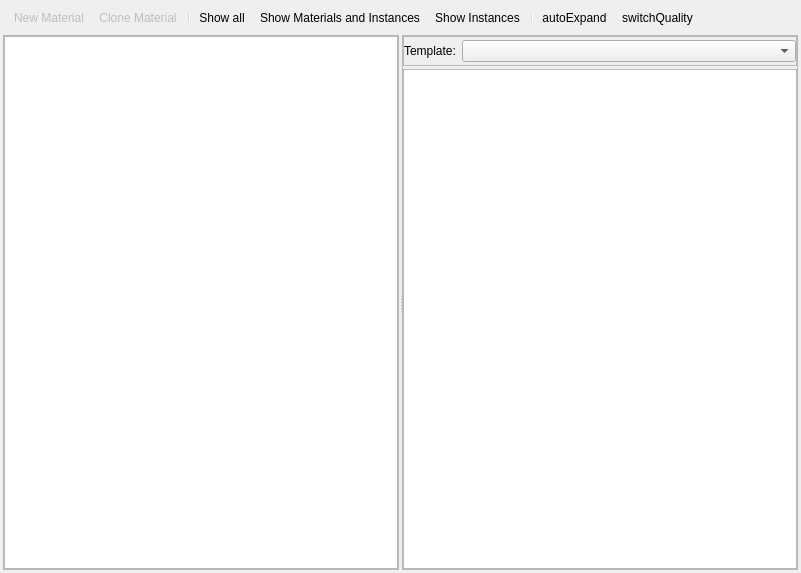
xaoctech/dava.engine, file Tools/ResourceEditor/DataQt/materialeditor.ui: the form before one commit.
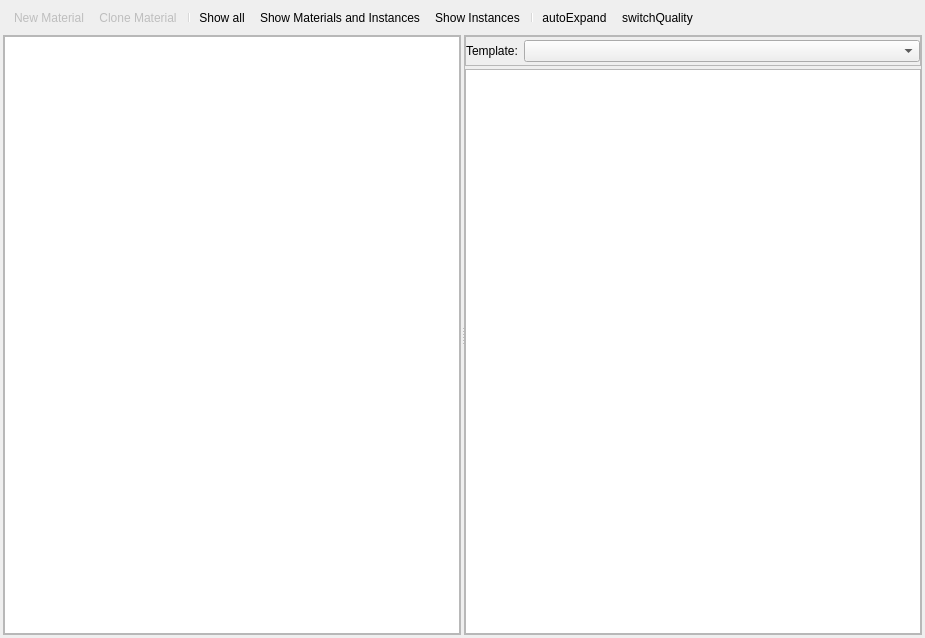
The form after the commit. Icons and pictures are not drawn. Custom widgets are drawn as their Qt base class.

```diff
--- a/Tools/ResourceEditor/DataQt/materialeditor.ui
+++ b/Tools/ResourceEditor/DataQt/materialeditor.ui
@@ -6,8 +6,8 @@
    <rect>
     <x>0</x>
     <y>0</y>
-    <width>801</width>
-    <height>573</height>
+    <width>925</width>
+    <height>638</height>
    </rect>
   </property>
   <property name="windowTitle">
```
